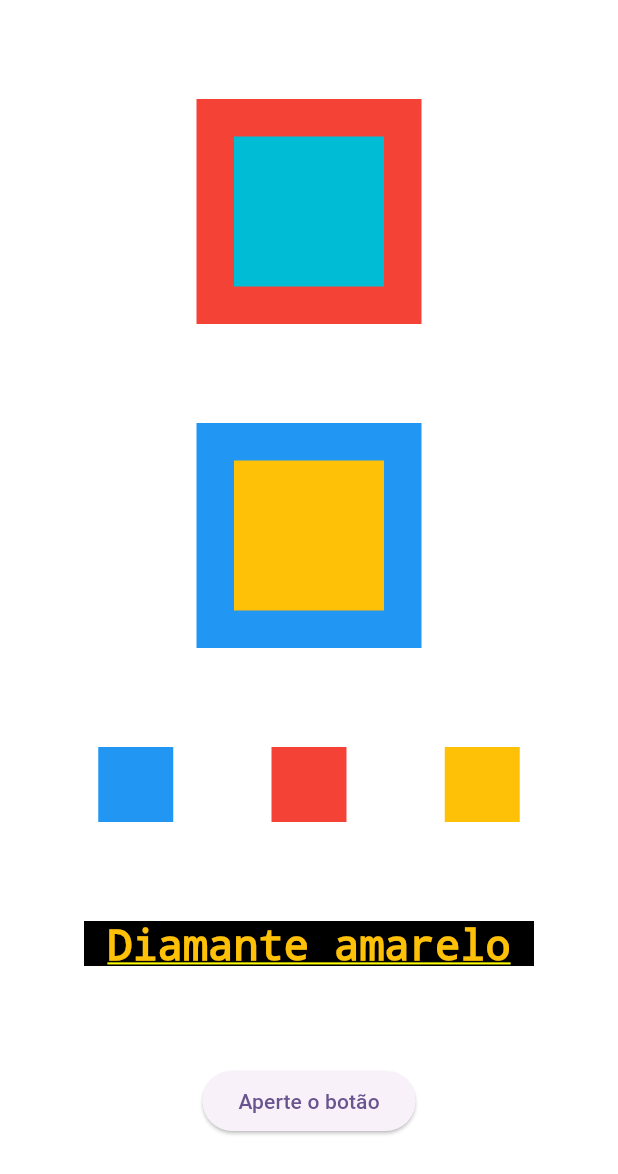
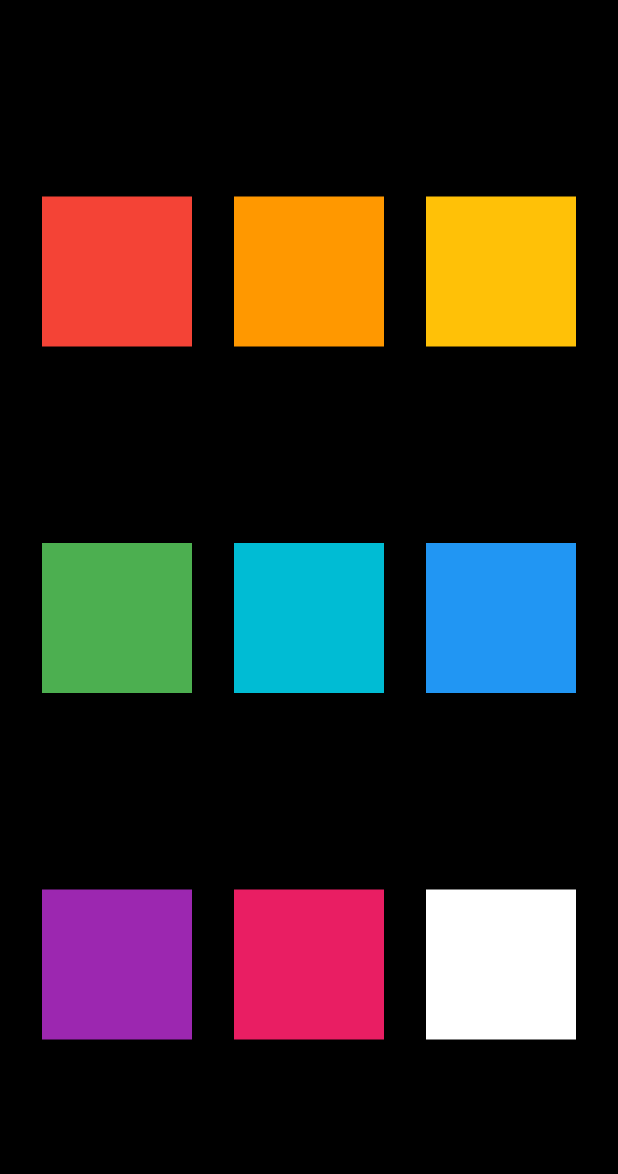
Before and after one commit to linusmanuel/learn-flutter, a Flutter app: the screen it shows after launch, on a phone screen of 412 x 824 dp. Shown: the top 1174 px of the screen. Run offline on Flutter 3.47's test engine with Material 3 defaults, Android fonts, the phone set to English and light mode, and no system bars.

Commit message:
2: Desafio layout grid

```diff
--- /dev/null
+++ b/lib/grid.dart
@@ -0,0 +1,69 @@
+import 'package:flutter/material.dart';
+
+myGridLayout() {
+  return Column(
+    mainAxisAlignment: MainAxisAlignment.spaceEvenly,
+    children: [
+      Row(
+        mainAxisAlignment: MainAxisAlignment.spaceEvenly,
+        children: [
+          Container(
+            color: Colors.red,
+            width: 100,
+            height: 100,
+          ),
+          Container(
+            color: Colors.orange,
+            width: 100,
+            height: 100,
+          ),
+          Container(
+            color: Colors.amber,
+            width: 100,
+            height: 100,
+          )
+        ],
+      ),
+      Row(
+        mainAxisAlignment: MainAxisAlignment.spaceEvenly,
+        children: [
+          Container(
+            color: Colors.green,
+            width: 100,
+            height: 100,
+          ),
+          Container(
+            color: Colors.cyan,
+            width: 100,
+            height: 100,
+          ),
+          Container(
+            color: Colors.blue,
+            width: 100,
+            height: 100,
+          )
+        ],
+      ),
+      Row(
+        mainAxisAlignment: MainAxisAlignment.spaceEvenly,
+        children: [
+          Container(
+            color: Colors.purple,
+            width: 100,
+            height: 100,
+          ),
+          Container(
+            color: Colors.pink,
+            width: 100,
+            height: 100,
+          ),
+          Container(
+            color: Colors.white,
+            width: 100,
+            height: 100,
+          )
+        ],
+      )
+    ],
+  );
+}
--- a/lib/main.dart
+++ b/lib/main.dart
@@ -1,4 +1,5 @@
 import 'package:flutter/material.dart';
+import 'package:nosso_primeiro_projeto/grid.dart';
 
 void main() {
   runApp(const MyApp());
@@ -36,39 +37,8 @@ class MyApp extends StatelessWidget {
         useMaterial3: true,
       ),
       home: Container(
-        color: Colors.white,
-        child: Column(
-          mainAxisAlignment: MainAxisAlignment.spaceEvenly,
-          crossAxisAlignment: CrossAxisAlignment.center,
-          children: [
-            _buildStack(colorFist: Colors.red, colorSecond: Colors.cyan),
-            _buildStack(),
-            Row(
-              mainAxisAlignment: MainAxisAlignment.spaceEvenly,
-              crossAxisAlignment: CrossAxisAlignment.center,
-              children: [
-                Container(color: Colors.blue, width: 50, height: 50,),
-                Container(color: Colors.red, width: 50, height: 50,),
-                Container(color: Colors.amber, width: 50, height: 50)
-              ],
-            ),
-            Row(
-              mainAxisAlignment: MainAxisAlignment.center,
-              children: [
-                Container(
-                  color: Colors.black,
-                  height: 30,
-                  width: 300,
-                  child: Text('Diamante amarelo',
-                    style: TextStyle(color: Colors.amber, fontSize: 28),
-                    textAlign: TextAlign.center,
-                  ),
-                )
-              ],
-            ),
-            ElevatedButton(onPressed: (){print("Você clicou o botão!");}, child: Text('Aperte o botão'))
-          ],
-        ),
+        color: Colors.black,
+        child: myGridLayout(),
       ),
     );
   }
```
